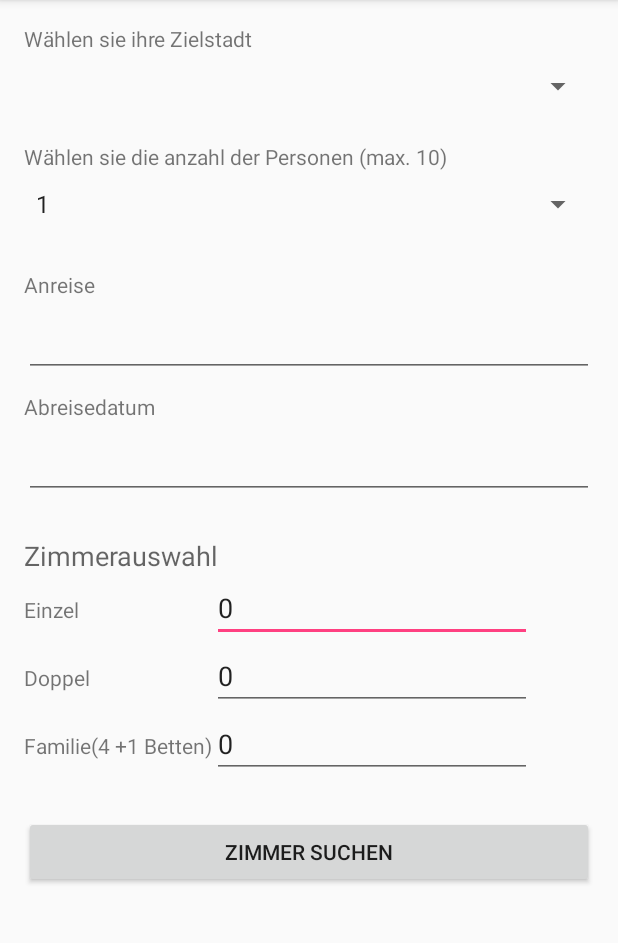
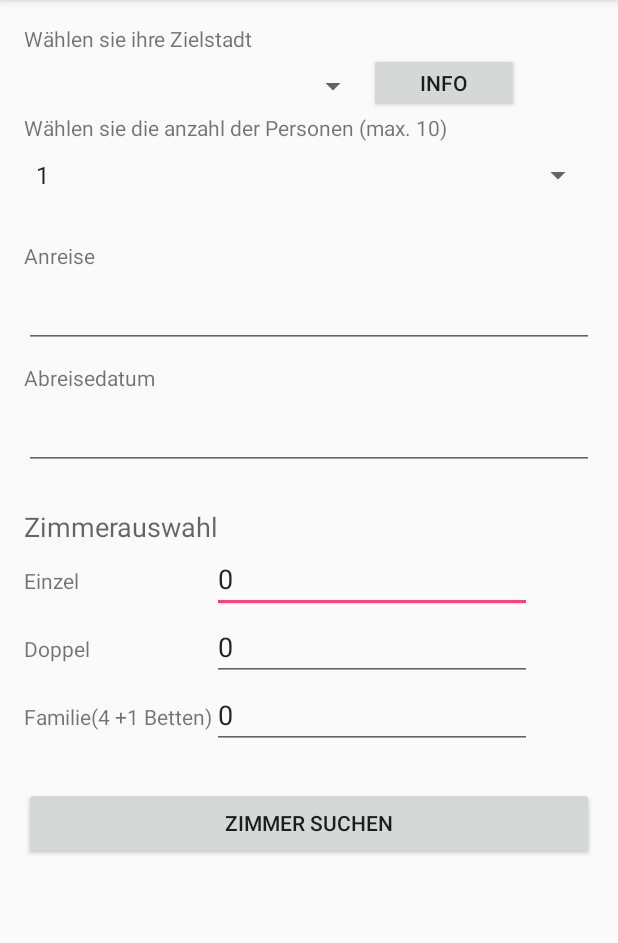
Before and after one commit to Benzolitz/FHDW.Hotel.Android, an Android app: the screen it shows after launch (SearchFormular), on a phone screen of 412 x 824 dp, the part 84-1027 px from its top. Run offline under Robolectric (Android 15) with nearby library versions, the phone set to English and light mode, and no system bars.

Commit message:
infobutton hotelinfo eingefügt

```diff
--- a/app/src/main/java/fhdw/hotel/DomainModel/Booking.java
+++ b/app/src/main/java/fhdw/hotel/DomainModel/Booking.java
@@ -16,6 +16,7 @@ public class Booking implements Serializable{
     public int getId() {
         return Id;
     }
+
     public void setId(int id) {
         Id = id;
     }
@@ -23,6 +24,7 @@ public class Booking implements Serializable{
     public Date getArrival() {
         return Arrival;
     }
+
     public void setArrival(Date arrival) {
         Arrival = arrival;
     }
@@ -30,6 +32,7 @@ public class Booking implements Serializable{
     public Date getDeparture() {
         return Departure;
     }
+
     public void setDeparture(Date departure) {
         Departure = departure;
     }
@@ -37,6 +40,7 @@ public class Booking implements Serializable{
     public fhdw.hotel.DomainModel.Guest getGuest() {
         return Guest;
     }
+
     public void setGuest(fhdw.hotel.DomainModel.Guest guest) {
         Guest = guest;
     }
@@ -44,6 +48,7 @@ public class Booking implements Serializable{
     public fhdw.hotel.DomainModel.Hotel getHotel() {
         return Hotel;
     }
+
     public void setHotel(fhdw.hotel.DomainModel.Hotel hotel) {
         Hotel = hotel;
     }
@@ -51,6 +56,7 @@ public class Booking implements Serializable{
     public ArrayList<Room> getRooms() {
         return Rooms;
     }
+
     public void setRooms(ArrayList<Room> rooms) {
         Rooms = rooms;
     }
--- a/app/src/main/res/layout/activity_search_formular.xml
+++ b/app/src/main/res/layout/activity_search_formular.xml
@@ -27,20 +27,40 @@
                 android:layout_height="wrap_content"
                 android:text="Wählen sie ihre Zielstadt"
                 android:textAppearance="?android:attr/textAppearanceSmall" />
+            <LinearLayout
+                android:id="@+id/citySpinnerWithInfo"
+                android:layout_width="wrap_content"
+                android:layout_height="wrap_content"
+                android:orientation="horizontal">
+                <Spinner
+                    android:id="@+id/spnCity"
+                    android:layout_width="230dp"
+                    android:layout_height="wrap_content"
+                    android:layout_marginTop="10dp"
+                    android:focusable="true"
+                    android:layout_centerHorizontal="true">
+                    <requestFocus />
+                </Spinner>
 
-            <Spinner
-                android:id="@+id/spnCity"
-                android:layout_width="match_parent"
-                android:layout_height="wrap_content"
-                android:layout_marginBottom="25dp"
-                android:layout_marginTop="10dp"
-                android:focusable="true">
+                <Button
+                    android:layout_width="100dp"
+                    android:layout_height="40dp"
+                    android:onClick="ShowHotelInfo"
+                    android:text="@string/btn_hotelinfo"
+                    android:layout_centerHorizontal="true"
+                    android:layout_alignParentBottom="true"
+                    android:layout_alignParentStart="true"
+                    />
+
+            </LinearLayout>
+
+
+
 
                 <!--android:entries="@array/stadt_anzeige"-->
                 <!--android:entryValues="@array/stadt_werte"-->
 
-                <requestFocus />
-            </Spinner>
+
 
             <TextView
                 android:id="@+id/lblSelectPersonCount"
--- a/app/src/main/res/values/strings.xml
+++ b/app/src/main/res/values/strings.xml
@@ -6,6 +6,7 @@
 
     <string name="title_activity_prototype_suchform">Hotel App</string>
     <string name="txt_suchen">Zimmer Suchen</string>
+    <string name="btn_hotelinfo">Info</string>
     <string name="endDate">Abreisedatum</string>
     <string name="startDate">Anreise</string>
     <string name="title_activity_zimmer_liste">ZimmerListe</string>
```
Also changed, not shown: app/src/main/java/fhdw/hotel/Activity/SearchFormular.java (+26 -6 lines), app/src/main/java/fhdw/hotel/BLL/Async/Room/GetCollection.java (+30 -18 lines).
